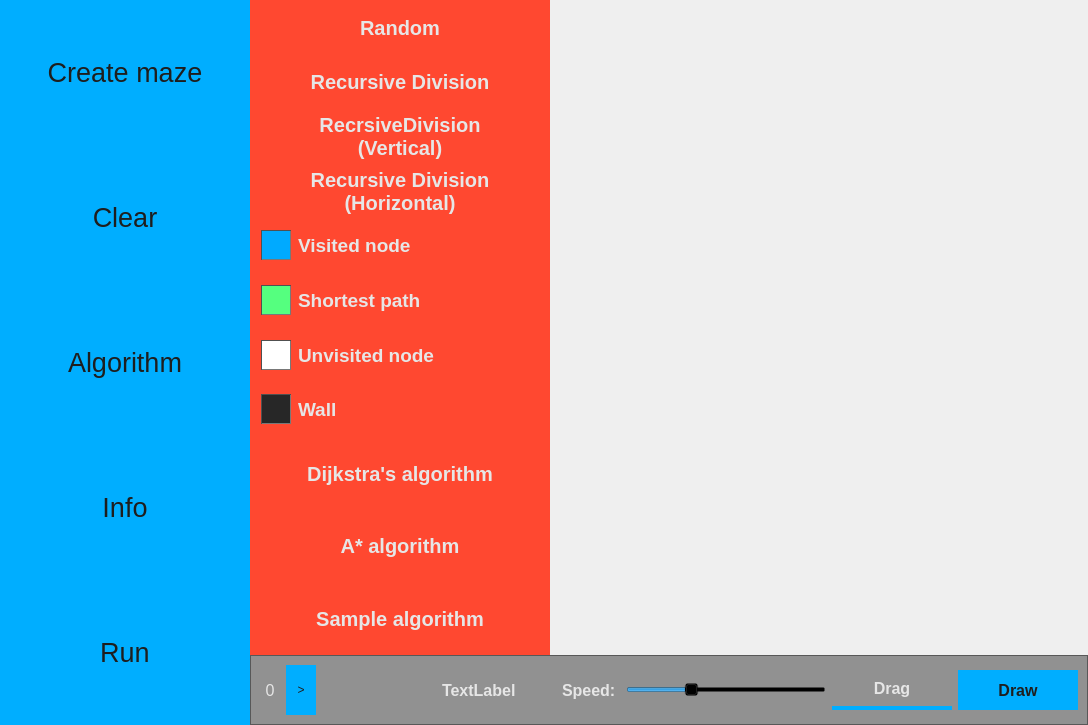
Above: code/mainwindow.ui from KhorunzhyiAl/Pathfinding before the change. Below: the same form after it.
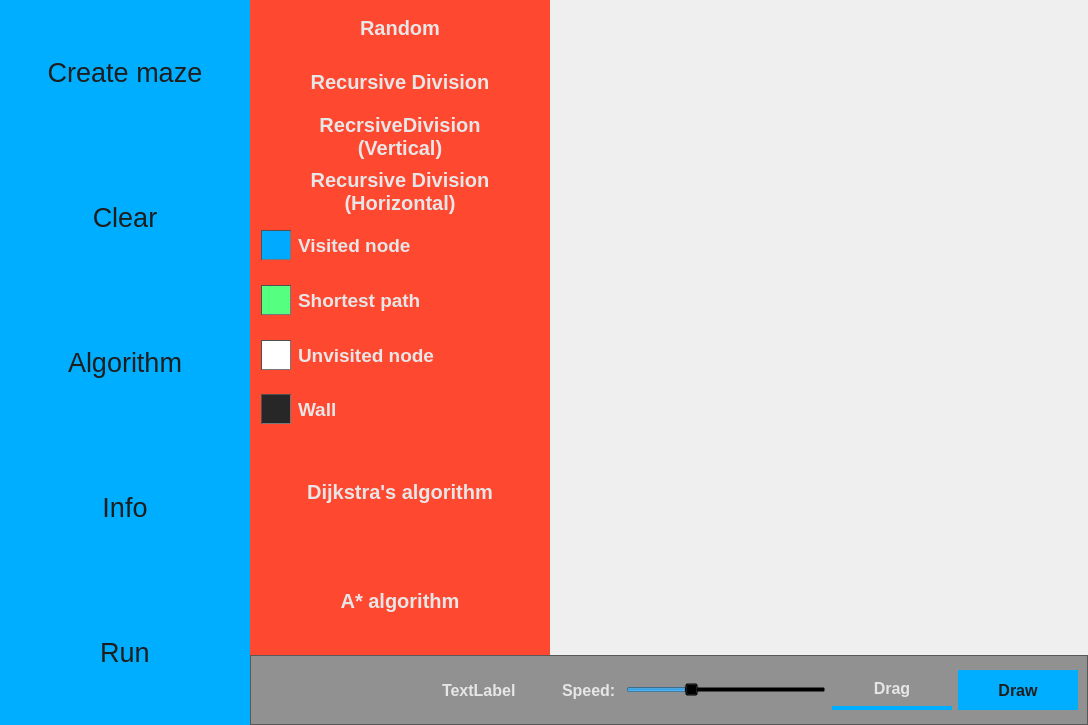
That is the form after the change.

```diff
--- a/code/mainwindow.ui
+++ b/code/mainwindow.ui
@@ -929,47 +929,6 @@
                  </property>
                 </widget>
                </item>
-               <item>
-                <widget class="QPushButton" name="pushButtonSampleAlg">
-                 <property name="sizePolicy">
-                  <sizepolicy hsizetype="Minimum" vsizetype="Expanding">
-                   <horstretch>0</horstretch>
-                   <verstretch>0</verstretch>
-                  </sizepolicy>
-                 </property>
-                 <property name="maximumSize">
-                  <size>
-                   <width>16777215</width>
-                   <height>16777215</height>
-                  </size>
-                 </property>
-                 <property name="font">
-                  <font>
-                   <pointsize>15</pointsize>
-                   <weight>75</weight>
-                   <bold>true</bold>
-                  </font>
-                 </property>
-                 <property name="styleSheet">
-                  <string notr="true"> QPushButton {
-    
-	background-color: transparent;
-	color: rgb(230, 230, 230);
- 	
- 	border: 0px;
- }
- QPushButton:pressed {
-	background-color: rgb(180, 180, 180);
- }
- QPushButton:hover {
-	background-color: rgb(40, 40, 40);
- }</string>
-                 </property>
-                 <property name="text">
-                  <string>Sample algorithm</string>
-                 </property>
-                </widget>
-               </item>
               </layout>
              </widget>
             </item>
@@ -1015,67 +974,6 @@
          <enum>QFrame::Raised</enum>
         </property>
         <layout class="QHBoxLayout" name="horizontalLayout">
-         <item>
-          <widget class="QLabel" name="label_2">
-           <property name="minimumSize">
-            <size>
-             <width>20</width>
-             <height>0</height>
-            </size>
-           </property>
-           <property name="font">
-            <font>
-             <pointsize>12</pointsize>
-            </font>
-           </property>
-           <property name="styleSheet">
-            <string notr="true">color: rgb(230,230,230);
-background-color: transparent;
-</string>
-           </property>
-           <property name="text">
-            <string>0</string>
-           </property>
-           <property name="alignment">
-            <set>Qt::AlignCenter</set>
-           </property>
-          </widget>
-         </item>
-         <item>
-          <widget class="QPushButton" name="pushButtonNextStep">
-           <property name="sizePolicy">
-            <sizepolicy hsizetype="Minimum" vsizetype="Expanding">
-             <horstretch>0</horstretch>
-             <verstretch>0</verstretch>
-            </sizepolicy>
-           </property>
-           <property name="minimumSize">
-            <size>
-             <width>30</width>
-             <height>0</height>
-            </size>
-           </property>
-           <property name="maximumSize">
-            <size>
-             <width>30</width>
-             <height>16777215</height>
-            </size>
-           </property>
-           <property name="styleSheet">
-            <string notr="true"> QPushButton {
-	background-color: rgb(0, 174, 255);
-	color: rgb(30, 30, 30);
- 	border: 0px;
- }
- QPushButton:hover {
-	background-color: rgb(122, 222, 255);
- }</string>
-           </property>
-           <property name="text">
-            <string>&gt;</string>
-           </property>
-          </widget>
-         </item>
          <item>
           <spacer name="horizontalSpacer_2">
            <property name="orientation">
```
